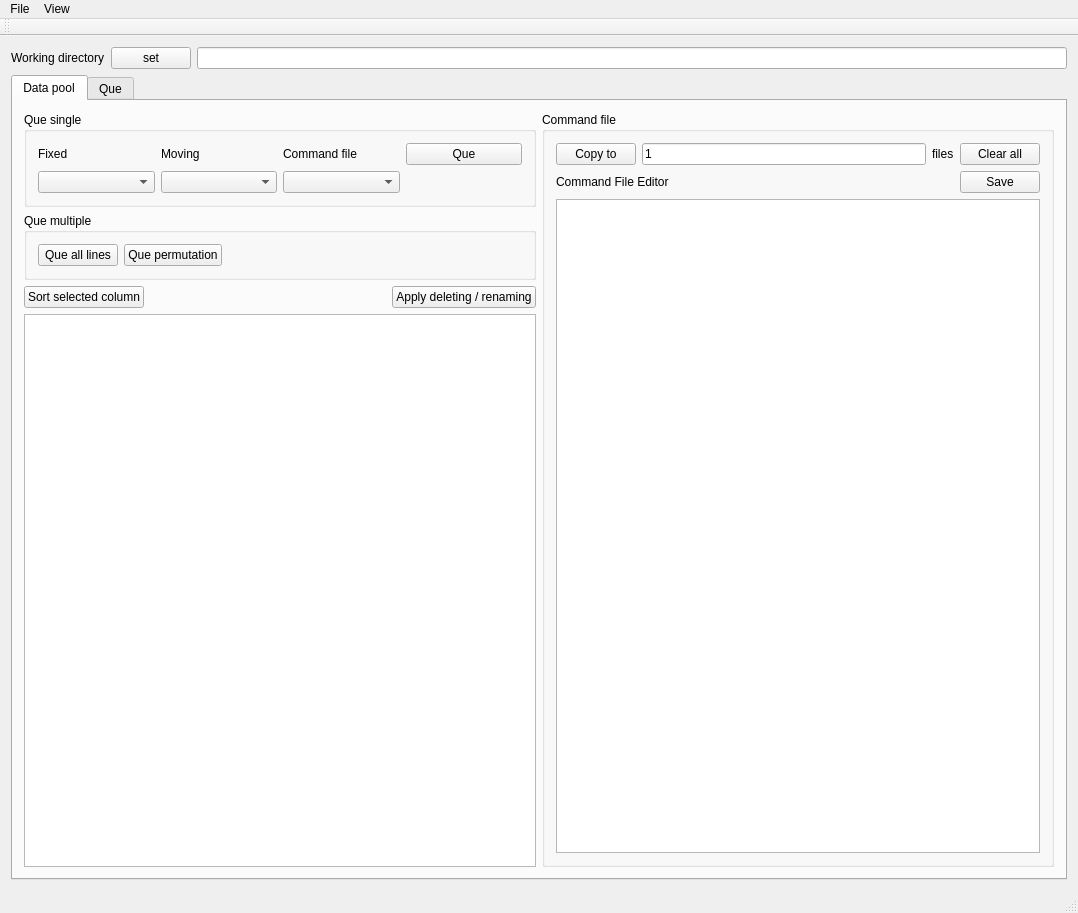
Qt form src/plastimatch/standalone/register_gui.ui (simonoxen/plastimatch) before a commit.
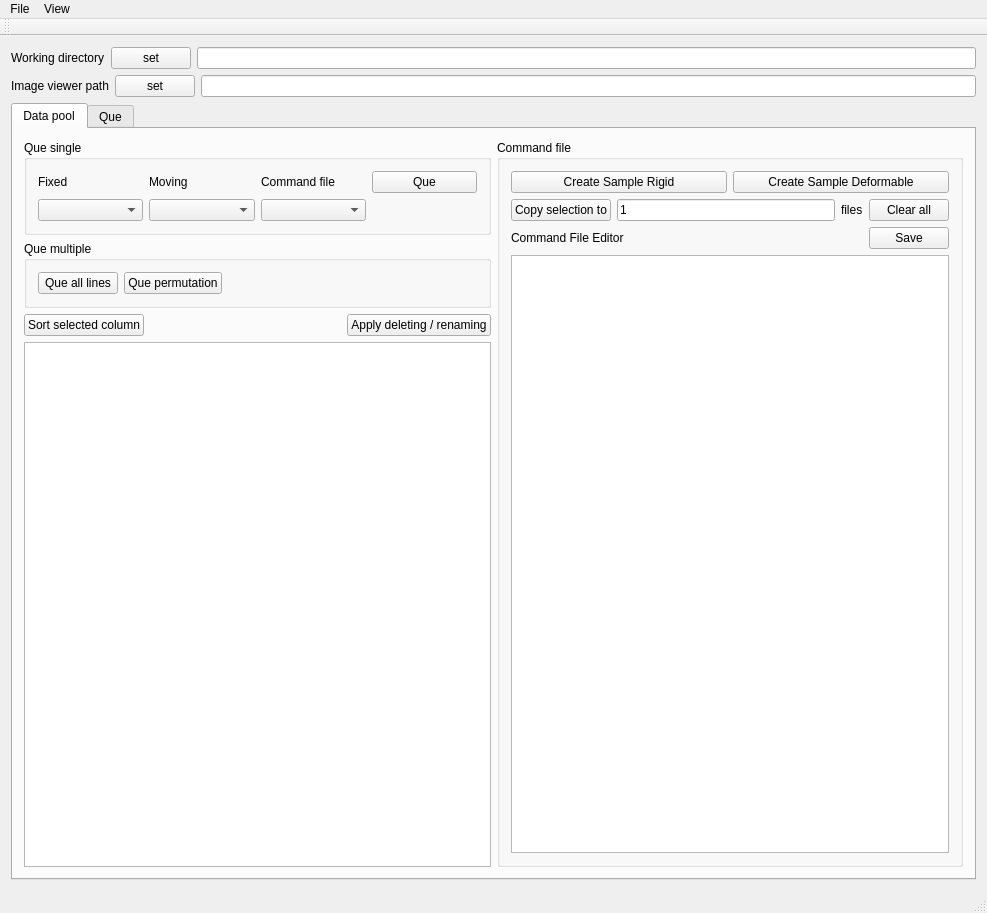
The same form after that commit.

Commit message: register_gui - Add a link to 3rd party ImageViewer (e.g. Slicer) - Default config file to save a current setting - Create a sample command file (rigid / deform) - Fixed a bug related to permutation (shared command file was overwritten)

What changed in the file:
```diff
--- a/src/plastimatch/standalone/register_gui.ui
+++ b/src/plastimatch/standalone/register_gui.ui
@@ -6,7 +6,7 @@
    <rect>
     <x>0</x>
     <y>0</y>
-    <width>1078</width>
+    <width>987</width>
     <height>913</height>
    </rect>
   </property>
@@ -36,6 +36,27 @@
       </item>
      </layout>
     </item>
+    <item>
+     <layout class="QHBoxLayout" name="horizontalLayout_10">
+      <item>
+       <widget class="QLabel" name="label_12">
+        <property name="text">
+         <string>Image viewer path</string>
+        </property>
+       </widget>
+      </item>
+      <item>
+       <widget class="QPushButton" name="pushButton_SetViewerPath">
+        <property name="text">
+         <string>set</string>
+        </property>
+       </widget>
+      </item>
+      <item>
+       <widget class="QLineEdit" name="lineEditDefaultViewerPath"/>
+      </item>
+     </layout>
+    </item>
     <item>
      <layout class="QVBoxLayout" name="verticalLayout_2">
       <item>
@@ -195,12 +216,30 @@
                <string>Command file</string>
               </property>
               <layout class="QVBoxLayout" name="verticalLayout_12">
+               <item>
+                <layout class="QHBoxLayout" name="horizontalLayout_11">
+                 <item>
+                  <widget class="QPushButton" name="pushButton_CreateCommandRigid">
+                   <property name="text">
+                    <string>Create Sample Rigid</string>
+                   </property>
+                  </widget>
+                 </item>
+                 <item>
+                  <widget class="QPushButton" name="pushButton_CreateCommandDeform">
+                   <property name="text">
+                    <string>Create Sample Deformable</string>
+                   </property>
+                  </widget>
+                 </item>
+                </layout>
+               </item>
                <item>
                 <layout class="QHBoxLayout" name="horizontalLayout_3">
                  <item>
                   <widget class="QPushButton" name="pushButton_CopyCommand">
                    <property name="text">
-                    <string>Copy to</string>
+                    <string>Copy selection to</string>
                    </property>
                   </widget>
                  </item>
@@ -455,7 +494,7 @@
     <rect>
      <x>0</x>
      <y>0</y>
-     <width>1078</width>
+     <width>987</width>
      <height>21</height>
     </rect>
    </property>
```
Left out of the diff: 133 changed lines with no effect on the pictures. The commit also changes 4 other files.
